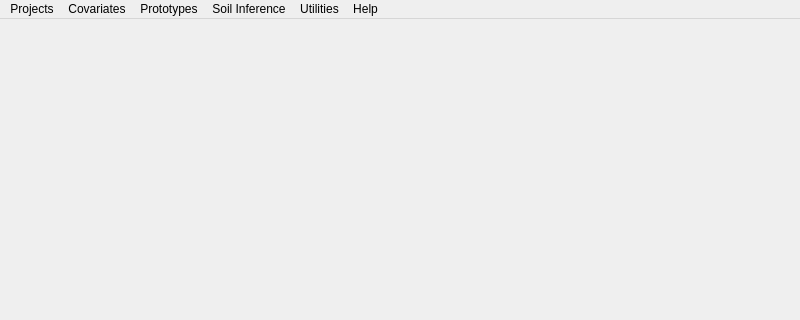
lreis2415/iSoLIM, file mainwindow.ui: the form before one commit; both pictures show x 0 to 800 and y 0 to 320 of the 800 by 600 pixel window.
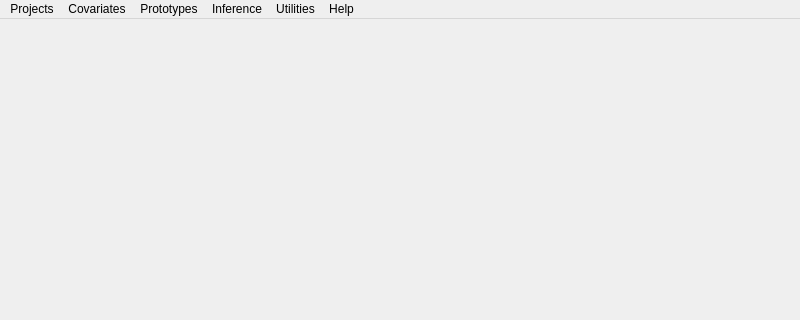
The form after the commit.

```diff
--- a/mainwindow.ui
+++ b/mainwindow.ui
@@ -48,7 +48,7 @@
    </widget>
    <widget class="QMenu" name="menuSoil_Inference">
     <property name="title">
-     <string>Soil Inference</string>
+     <string>Inference</string>
     </property>
     <addaction name="actionFrom_Prototypes"/>
    </widget>
```
Left out of the diff: 12 changed lines with no effect on the pictures.
